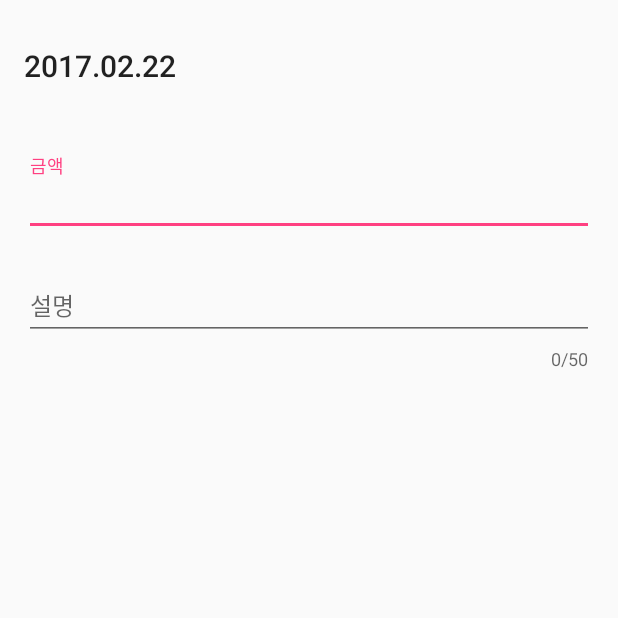
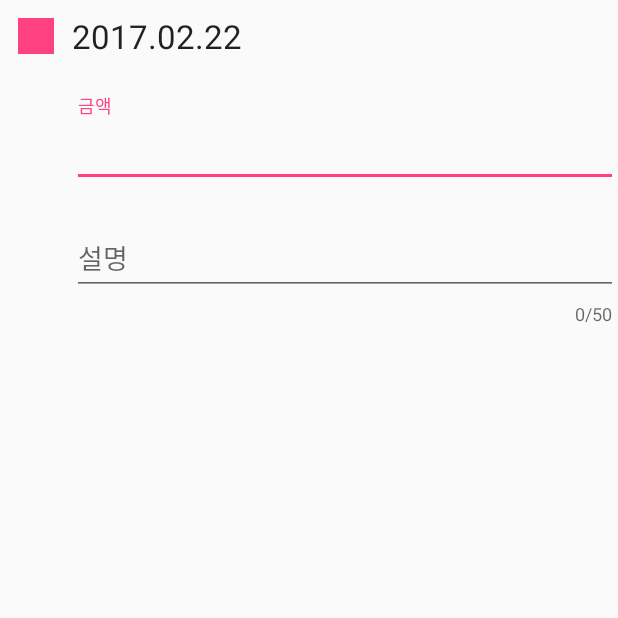
Before and after one commit to NamKungYeonWoo/ShowMeTheMoney, an Android app: the MoneyEntryFragment screen opened directly, with no data from a screen before it, on a phone screen of 412 x 824 dp, the top half of it. Run offline under Robolectric (Android 15) with nearby library versions, the phone set to English and light mode, and no system bars; our stand-ins replace ButterKnife; plain views replace SegmentedGroup.

Commit message:
feat: 돈입력 화면개발 레이아웃조

```diff
--- a/app/src/main/java/com/zettafantasy/visualhousekeepingbook/MoneyEntryFragment.java
+++ b/app/src/main/java/com/zettafantasy/visualhousekeepingbook/MoneyEntryFragment.java
@@ -10,6 +10,7 @@ import android.view.View;
 import android.view.ViewGroup;
 import android.widget.Button;
 import android.widget.DatePicker;
+import android.widget.TextView;
 
 import com.zettafantasy.visualhousekeepingbook.R;
 
@@ -32,8 +33,8 @@ public class MoneyEntryFragment extends Fragment {
 
     private Unbinder unbinder;
 
-    @BindView(R.id.btPickDate)
-    Button btPickDate;
+    @BindView(R.id.tvPickDate)
+    TextView tvPickDate;
 
     @Nullable
     @Override
@@ -50,9 +51,9 @@ public class MoneyEntryFragment extends Fragment {
                 rightNow.get(Calendar.MONTH) + 1,
                 rightNow.get(Calendar.DAY_OF_MONTH));
 
-        btPickDate.setText(formattedDate);
+        tvPickDate.setText(formattedDate);
 
-        btPickDate.setOnClickListener(new View.OnClickListener() {
+        tvPickDate.setOnClickListener(new View.OnClickListener() {
             @Override
             public void onClick(View v) {
                 new DatePickerDialog(
@@ -61,7 +62,7 @@ public class MoneyEntryFragment extends Fragment {
                             @Override
                             public void onDateSet(DatePicker view, int year, int month, int dayOfMonth) {
                                 String formattedDate = String.format(Locale.KOREAN, "%04d.%02d.%02d", year, month + 1, dayOfMonth);
-                                btPickDate.setText(formattedDate);
+                                tvPickDate.setText(formattedDate);
                             }
                         },
                         rightNow.get(Calendar.YEAR),
--- a/app/src/main/res/layout/fragment_money_entry.xml
+++ b/app/src/main/res/layout/fragment_money_entry.xml
@@ -9,21 +9,27 @@
     <LinearLayout
         android:layout_width="match_parent"
         android:layout_height="wrap_content"
-        android:layout_marginEnd="16dp"
-        android:layout_marginStart="16dp"
         android:orientation="vertical">
 
-        <Button
-            android:id="@+id/btPickDate"
+        <LinearLayout
             android:layout_width="match_parent"
             android:layout_height="wrap_content"
-            android:layout_marginBottom="20dp"
-            android:layout_marginTop="20dp"
-            android:background="@drawable/bt_date_pick"
-            android:gravity="center_vertical|start"
-            android:textAppearance="@android:style/TextAppearance.DeviceDefault.WindowTitle"
+            android:orientation="horizontal">
+
+            <ImageView
+                android:layout_width="24dp"
+                android:layout_height="24dp"
+                android:layout_margin="12dp"
+                android:background="@color/colorAccent" />
+
+            <TextView
+                android:id="@+id/tvPickDate"
+                android:layout_width="match_parent"
+                android:layout_height="wrap_content"
+                android:layout_gravity="center_vertical"
+                android:textAppearance="?android:attr/textAppearanceLarge"
                 tools:text="2017/02/21" />
-
+        </LinearLayout>
         <!--<info.hoang8f.android.segmented.SegmentedGroup-->
         <!--android:id="@+id/sgIncomeExpense"-->
         <!--android:layout_width="match_parent"-->
@@ -60,6 +66,15 @@
         <!--android:text="@string/expense"-->
         <!--android:textAppearance="@android:style/TextAppearance.DeviceDefault.Medium" />-->
         <!--</info.hoang8f.android.segmented.SegmentedGroup>-->
+        <LinearLayout
+            android:layout_width="match_parent"
+            android:layout_height="wrap_content"
+            android:orientation="horizontal">
+
+            <Space
+                android:layout_width="48dp"
+                android:layout_height="48dp" />
+
             <android.support.design.widget.TextInputLayout
                 android:layout_width="match_parent"
                 android:layout_height="wrap_content"
@@ -71,9 +86,19 @@
                     android:hint="@string/hint_et_money"
                     android:imeOptions="actionNext"
                     android:inputType="numberSigned"
-                android:textSize="16sp"
+                    android:textAppearance="?android:attr/textAppearanceLarge"
                     tools:text="12,000" />
             </android.support.design.widget.TextInputLayout>
+        </LinearLayout>
+
+        <LinearLayout
+            android:layout_width="match_parent"
+            android:layout_height="wrap_content"
+            android:orientation="horizontal">
+
+            <Space
+                android:layout_width="48dp"
+                android:layout_height="48dp" />
 
             <android.support.design.widget.TextInputLayout
                 android:layout_width="match_parent"
@@ -89,9 +114,9 @@
                     android:hint="@string/hint_et_desc"
                     android:imeOptions="actionNext"
                     android:inputType="text"
-                android:textSize="16sp" />
+                    android:textAppearance="?android:attr/textAppearanceMedium" />
             </android.support.design.widget.TextInputLayout>
-
+        </LinearLayout>
 
         <!--<Button-->
         <!--android:id="@+id/btSave"-->
```
Lines whose indentation alone changed are shown as unchanged.
